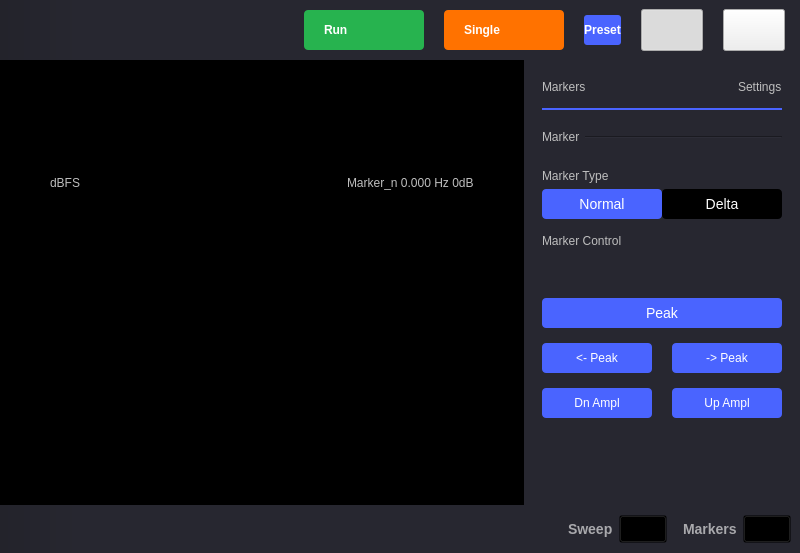
The window that ui/spectrum_analyzer.ui (analogdevicesinc/scopy) describes before a commit, drawn with Qt 5.
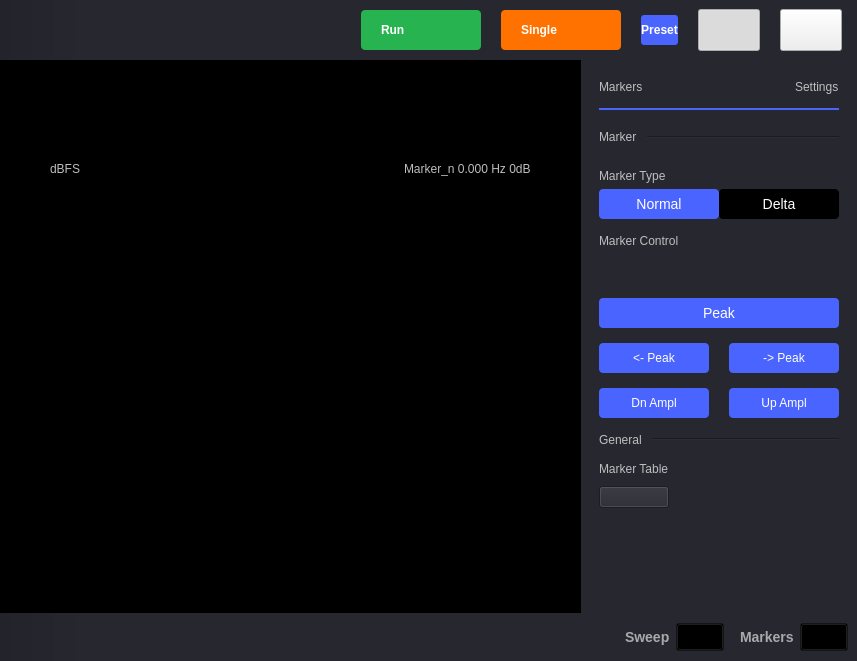
The same window after the commit. Icons and pictures are not drawn. Custom widgets are drawn as their Qt base class.

Commit message: SpectrumAnalyzer: Add the marker table

The edit to the form file:
```diff
--- a/ui/spectrum_analyzer.ui
+++ b/ui/spectrum_analyzer.ui
@@ -6,8 +6,8 @@
    <rect>
     <x>0</x>
     <y>0</y>
-    <width>800</width>
-    <height>553</height>
+    <width>857</width>
+    <height>661</height>
    </rect>
   </property>
   <property name="windowTitle">
@@ -400,9 +400,22 @@
            <property name="bottomMargin">
             <number>50</number>
            </property>
-           <property name="spacing">
+           <property name="horizontalSpacing">
             <number>0</number>
            </property>
+           <property name="verticalSpacing">
+            <number>10</number>
+           </property>
+           <item row="3" column="0">
+            <layout class="QHBoxLayout" name="hLayout_plotBottomBar">
+             <property name="spacing">
+              <number>0</number>
+             </property>
+            </layout>
+           </item>
+           <item row="2" column="0">
+            <widget class="adiscope::MarkerTable" name="markerTable" native="true"/>
+           </item>
            <item row="0" column="0">
             <layout class="QHBoxLayout" name="hLayout_plotTopBar">
              <property name="spacing">
@@ -447,13 +460,6 @@
              </property>
             </widget>
            </item>
-           <item row="2" column="0">
-            <layout class="QHBoxLayout" name="hLayout_plotBottomBar">
-             <property name="spacing">
-              <number>0</number>
-             </property>
-            </layout>
-           </item>
           </layout>
          </widget>
         </item>
@@ -1030,7 +1036,7 @@
                <item>
                 <layout class="QHBoxLayout" name="horizontalLayout_4">
                  <property name="spacing">
-                  <number>5</number>
+                  <number>10</number>
                  </property>
                  <property name="topMargin">
                   <number>10</number>
@@ -1148,7 +1154,7 @@
                   <number>15</number>
                  </property>
                  <property name="bottomMargin">
-                  <number>0</number>
+                  <number>15</number>
                  </property>
                  <property name="verticalSpacing">
                   <number>15</number>
@@ -1341,6 +1347,76 @@
                  </item>
                 </layout>
                </item>
+               <item>
+                <layout class="QHBoxLayout" name="horizontalLayout_2">
+                 <property name="spacing">
+                  <number>10</number>
+                 </property>
+                 <item>
+                  <widget class="QLabel" name="label_6">
+                   <property name="sizePolicy">
+                    <sizepolicy hsizetype="Fixed" vsizetype="Preferred">
+                     <horstretch>0</horstretch>
+                     <verstretch>0</verstretch>
+                    </sizepolicy>
+                   </property>
+                   <property name="text">
+                    <string>General</string>
+                   </property>
+                  </widget>
+                 </item>
+                 <item>
+                  <widget class="Line" name="line_2">
+                   <property name="orientation">
+                    <enum>Qt::Horizontal</enum>
+                   </property>
+                  </widget>
+                 </item>
+                </layout>
+               </item>
+               <item>
+                <layout class="QGridLayout" name="gridLayout_4">
+                 <property name="topMargin">
+                  <number>15</number>
+                 </property>
+                 <property name="bottomMargin">
+                  <number>0</number>
+                 </property>
+                 <property name="horizontalSpacing">
+                  <number>0</number>
+                 </property>
+                 <property name="verticalSpacing">
+                  <number>10</number>
+                 </property>
+                 <item row="0" column="0">
+                  <widget class="QLabel" name="label_9">
+                   <property name="text">
+                    <string>Marker Table</string>
+                   </property>
+                  </widget>
+                 </item>
+                 <item row="1" column="0">
+                  <widget class="adiscope::CustomSwitch" name="btnMarkerTable">
+                   <property name="text">
+                    <string/>
+                   </property>
+                  </widget>
+                 </item>
+                 <item row="1" column="1">
+                  <spacer name="horizontalSpacer_3">
+                   <property name="orientation">
+                    <enum>Qt::Horizontal</enum>
+                   </property>
+                   <property name="sizeHint" stdset="0">
+                    <size>
+                     <width>0</width>
+                     <height>10</height>
+                    </size>
+                   </property>
+                  </spacer>
+                 </item>
+                </layout>
+               </item>
                <item>
                 <spacer name="verticalSpacer_5">
                  <property name="orientation">
@@ -1505,6 +1581,11 @@
   </layout>
  </widget>
  <customwidgets>
+  <customwidget>
+   <class>adiscope::CustomSwitch</class>
+   <extends>QPushButton</extends>
+   <header>customSwitch.hpp</header>
+  </customwidget>
   <customwidget>
    <class>adiscope::DetachDragZone</class>
    <extends>QWidget</extends>
@@ -1528,6 +1609,12 @@
    <header>spinbox_a.hpp</header>
    <container>1</container>
   </customwidget>
+  <customwidget>
+   <class>adiscope::MarkerTable</class>
+   <extends>QWidget</extends>
+   <header location="global">marker_table.hpp</header>
+   <container>1</container>
+  </customwidget>
  </customwidgets>
  <resources>
   <include location="../resources/resources.qrc"/>
```
The commit also changes 6 other files.
